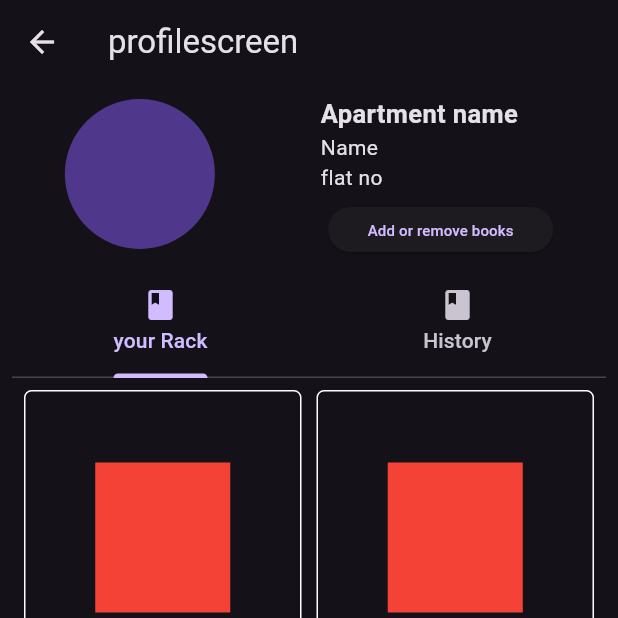
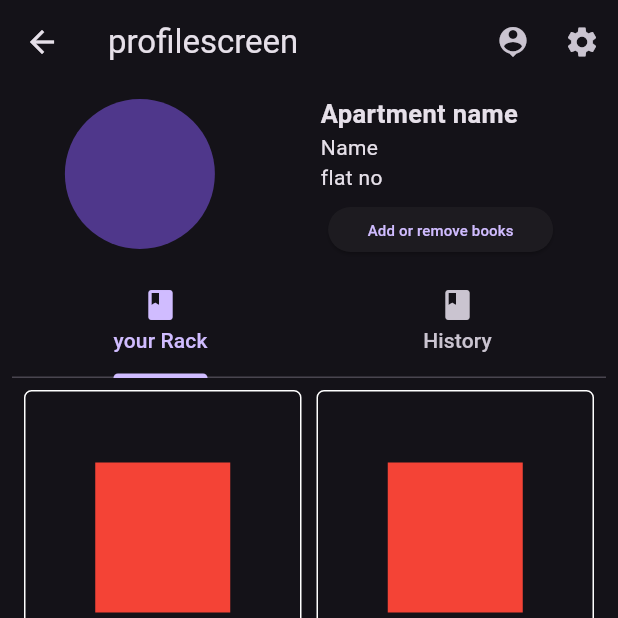
Before and after one commit to VipinayanGit/borrow_booksy, a Flutter app: the Profilescreen screen opened directly, on a phone screen of 412 x 824 dp, the top half of it. Run offline on Flutter 3.47's test engine with Material 3 defaults, Android fonts, the phone set to English and light mode, and no system bars; our stand-ins replace image_picker.

Commit message:
added setting with logout functions

```diff
--- a/lib/Screens/homescreen.dart
+++ b/lib/Screens/homescreen.dart
@@ -14,6 +14,7 @@ class _HomescreenState extends State<Homescreen> {
       appBar: AppBar(
         title: Text("Homescreen"),
       ),
+
     );
   }
 }
--- a/lib/Screens/profilescreen.dart
+++ b/lib/Screens/profilescreen.dart
@@ -1,3 +1,4 @@
+import 'package:borrow_booksy/Screens/signupscreen.dart';
 import 'package:flutter/material.dart';
 import 'package:image_picker/image_picker.dart';
 
@@ -9,7 +10,7 @@ class Profilescreen extends StatefulWidget {
 }
 
 class _ProfilescreenState extends State<Profilescreen> {
-  ImagePicker _picker = ImagePicker();
+  final GlobalKey<ScaffoldState> _ScaffoldKey = GlobalKey<ScaffoldState>();
 
   void ontapped() {
     setState(() {
@@ -22,8 +23,61 @@ class _ProfilescreenState extends State<Profilescreen> {
     return DefaultTabController(
       length: 2,
       child: Scaffold(
+        key: _ScaffoldKey,
         appBar: AppBar(
           title: Text("profilescreen"),
+          actions: [
+            Icon(Icons.person_pin),
+            SizedBox(
+              width: 10,
+            ),
+            IconButton(
+              onPressed: () {
+                _ScaffoldKey.currentState?.openEndDrawer();
+              },
+              icon: Icon(Icons.settings),
+            ),
+          ],
+        ),
+        endDrawer: Drawer(
+          child: Container(
+            child: ListView(
+              padding: EdgeInsets.all(10),
+              children: [
+                Padding(
+              padding: const EdgeInsets.only(left: 10, top: 10),
+              child: Row(
+                children: [
+                  IconButton(
+                    onPressed: () {
+                      Navigator.pop(context); // Close the drawer
+                    },
+                    icon: Icon(Icons.arrow_back),
+                  ),
+                ],
+              ),
+            ),
+                ListTile(
+                  title: Text("Contact"),
+                  onTap: () {},
+                ),
+                ListTile(
+                  title: Text("Support"),
+                  onTap: () {},
+                ),
+                ListTile(
+                  title: Text("help"),
+                  onTap: () {},
+                ),
+                ListTile(
+                  title: Text("Log out"),
+                  onTap: () {
+                    Navigator.pushReplacement(context, MaterialPageRoute(builder: (context) => signupscreen()));
+                  },
+                ),
+              ],
+            ),
+          ),
         ),
         body: SafeArea(
           child: Padding(
@@ -125,7 +179,7 @@ class _ProfilescreenState extends State<Profilescreen> {
                         padding: const EdgeInsets.all(16.0),
                         margin: const EdgeInsets.all(16.0),
                         decoration: BoxDecoration(
-                          //  color: Colors.blueAccent.withOpacity(0.2),
+                          //color: Colors.blueAccent.withOpacity(0.2),
                           borderRadius: BorderRadius.circular(10),
                         ),
                         child: Center(
```
